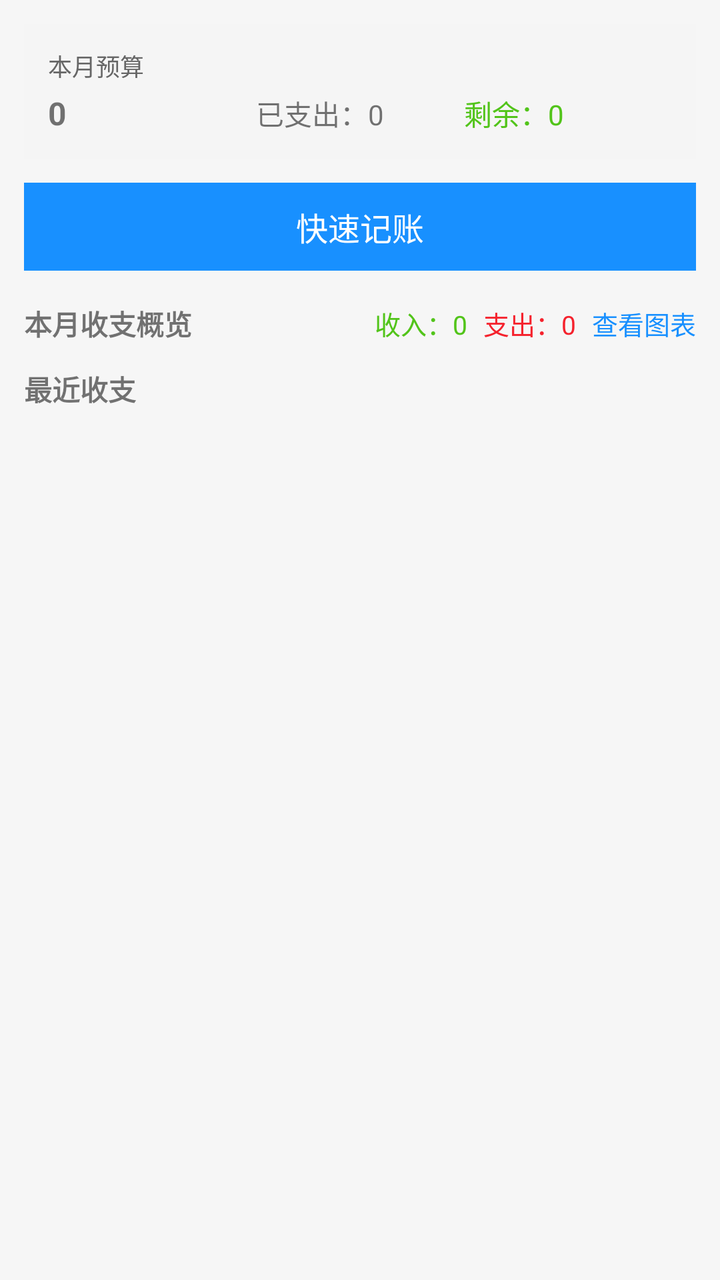
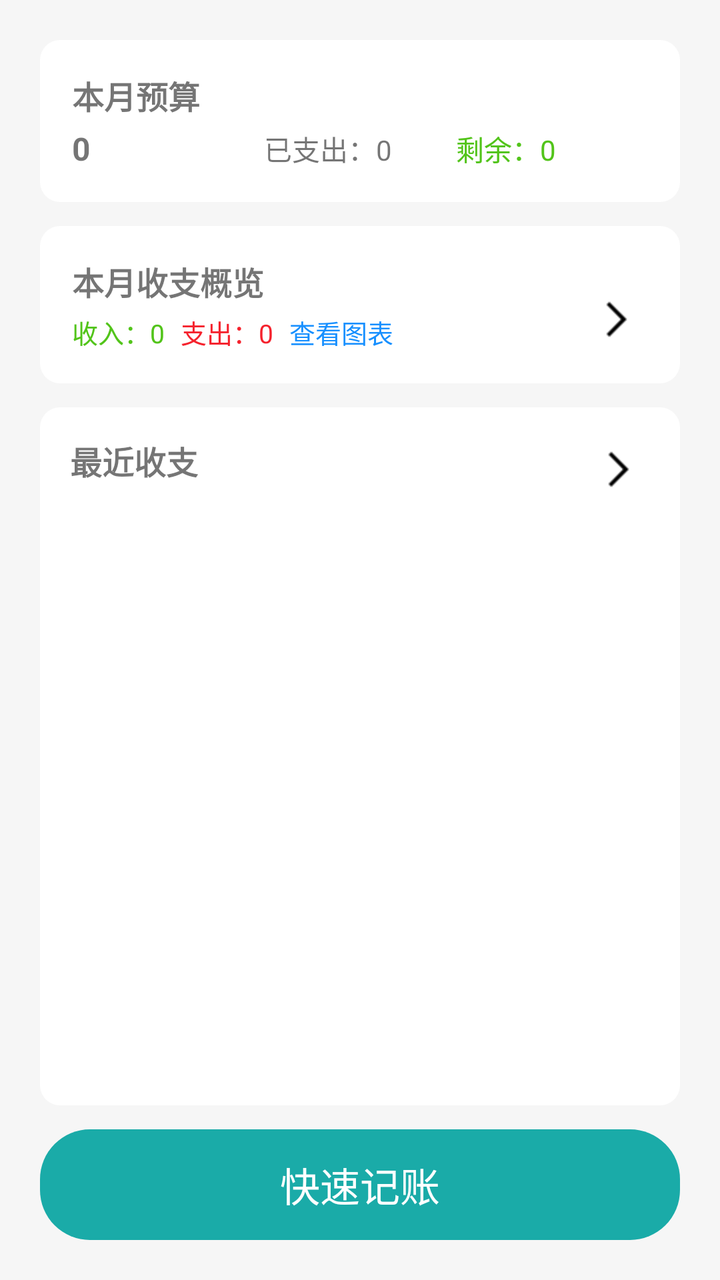

Two renders of the same Android screen: before a commit and after it. Below are the layout's source before the change and the commit's diff.
<!-- AndroidManifest.xml: application theme Theme.Note -->
<!-- res/layout/fragment_bill.xml -->
<?xml version="1.0" encoding="utf-8"?>
<layout xmlns:android="http://schemas.android.com/apk/res/android">

    <LinearLayout
        android:layout_width="match_parent"
        android:layout_height="match_parent"
        android:orientation="vertical"
        android:padding="12dp"
        android:background="@color/main_grey_bg">

        
        <LinearLayout
            android:id="@+id/layoutBudget"
            android:layout_width="match_parent"
            android:layout_height="wrap_content"
            android:orientation="vertical"
            android:background="#F5F5F5"
            android:padding="12dp"
            android:clickable="true"
            android:focusable="true">

            <TextView
                android:layout_width="wrap_content"
                android:layout_height="wrap_content"
                android:text="本月预算"
                android:textSize="12sp"
                android:textColor="#666666" />

            <LinearLayout
                android:layout_width="match_parent"
                android:layout_height="wrap_content"
                android:orientation="horizontal"
                android:layout_marginTop="4dp">

                <TextView
                    android:id="@+id/tvBudgetAmount"
                    android:layout_width="0dp"
                    android:layout_height="wrap_content"
                    android:layout_weight="1"
                    android:text="0"
                    android:textSize="16sp"
                    android:textStyle="bold" />

                <TextView
                    android:id="@+id/tvTotalSpend"
                    android:layout_width="0dp"
                    android:layout_height="wrap_content"
                    android:layout_weight="1"
                    android:text="已支出：0"
                    android:textSize="14sp" />

                <TextView
                    android:id="@+id/tvRemainAmount"
                    android:layout_width="0dp"
                    android:layout_height="wrap_content"
                    android:layout_weight="1"
                    android:text="剩余：0"
                    android:textSize="14sp"
                    android:textColor="#52C41A" />
            </LinearLayout>
        </LinearLayout>

        
        <TextView
            android:id="@+id/tvQuickAdd"
            android:layout_width="match_parent"
            android:layout_height="44dp"
            android:layout_marginTop="12dp"
            android:background="#1890FF"
            android:gravity="center"
            android:text="快速记账"
            android:textColor="@android:color/white"
            android:textSize="16sp" />

        
        <LinearLayout
            android:layout_width="match_parent"
            android:layout_height="wrap_content"
            android:orientation="horizontal"
            android:layout_marginTop="16dp"
            android:gravity="center_vertical">

            <TextView
                android:layout_width="0dp"
                android:layout_height="wrap_content"
                android:layout_weight="1"
                android:text="本月收支概览"
                android:textSize="14sp"
                android:textStyle="bold" />

            <TextView
                android:id="@+id/tvMonthIncome"
                android:layout_width="wrap_content"
                android:layout_height="wrap_content"
                android:text="收入：0"
                android:textSize="13sp"
                android:textColor="#52C41A" />

            <TextView
                android:id="@+id/tvMonthExpense"
                android:layout_width="wrap_content"
                android:layout_height="wrap_content"
                android:layout_marginStart="8dp"
                android:text="支出：0"
                android:textSize="13sp"
                android:textColor="#F5222D" />

            <TextView
                android:id="@+id/tvToChart"
                android:layout_width="wrap_content"
                android:layout_height="wrap_content"
                android:layout_marginStart="8dp"
                android:text="查看图表"
                android:textSize="13sp"
                android:textColor="#1890FF" />
        </LinearLayout>

        
        <TextView
            android:layout_width="wrap_content"
            android:layout_height="wrap_content"
            android:layout_marginTop="12dp"
            android:text="最近收支"
            android:textSize="14sp"
            android:textStyle="bold" />

        <FrameLayout
            android:layout_width="match_parent"
            android:layout_height="0dp"
            android:layout_weight="1"
            android:layout_marginTop="8dp">

            <androidx.recyclerview.widget.RecyclerView
                android:id="@+id/rvRecent"
                android:layout_width="match_parent"
                android:layout_height="match_parent"
                android:scrollbars="vertical" />

            <TextView
                android:id="@+id/tvEmptyBill"
                android:layout_width="wrap_content"
                android:layout_height="wrap_content"
                android:layout_gravity="center"
                android:text="暂无收支记录"
                android:textColor="#999999"
                android:textSize="14sp"
                android:visibility="gone" />
        </FrameLayout>

    </LinearLayout>
</layout>
<!-- resources referenced by this layout -->
<resources>
  <color name="main_grey_bg">#f6f6f6</color>
  <style name="Theme.Note" parent="Theme.AppCompat.Light.NoActionBar" />
</resources>

<!-- the commit's change to res/layout/fragment_bill.xml (unified diff, before → after) -->
@@ -1,11 +1,12 @@
 <?xml version="1.0" encoding="utf-8"?>
-<layout xmlns:android="http://schemas.android.com/apk/res/android">
+<layout xmlns:android="http://schemas.android.com/apk/res/android"
+    xmlns:app="http://schemas.android.com/apk/res-auto">
 
     <LinearLayout
         android:layout_width="match_parent"
         android:layout_height="match_parent"
         android:orientation="vertical"
-        android:padding="12dp"
+        android:padding="20dp"
         android:background="@color/main_grey_bg">
 
         
@@ -14,8 +15,8 @@
             android:layout_width="match_parent"
             android:layout_height="wrap_content"
             android:orientation="vertical"
-            android:background="#F5F5F5"
-            android:padding="12dp"
+            android:background="@drawable/bg_white_corner"
+            android:padding="16dp"
             android:clickable="true"
             android:focusable="true">
 
@@ -23,8 +24,8 @@
                 android:layout_width="wrap_content"
                 android:layout_height="wrap_content"
                 android:text="本月预算"
-                android:textSize="12sp"
-                android:textColor="#666666" />
+                android:textSize="16sp"
+                android:textStyle="bold" />
 
             <LinearLayout
                 android:layout_width="match_parent"
@@ -61,91 +62,144 @@
         </LinearLayout>
 
         
-        <TextView
-            android:id="@+id/tvQuickAdd"
-            android:layout_width="match_parent"
-            android:layout_height="44dp"
-            android:layout_marginTop="12dp"
-            android:background="#1890FF"
-            android:gravity="center"
-            android:text="快速记账"
-            android:textColor="@android:color/white"
-            android:textSize="16sp" />
-
-        
         <LinearLayout
             android:layout_width="match_parent"
             android:layout_height="wrap_content"
-            android:orientation="horizontal"
-            android:layout_marginTop="16dp"
-            android:gravity="center_vertical">
-
-            <TextView
-                android:layout_width="0dp"
-                android:layout_height="wrap_content"
-                android:layout_weight="1"
-                android:text="本月收支概览"
-                android:textSize="14sp"
-                android:textStyle="bold" />
-
-            <TextView
-                android:id="@+id/tvMonthIncome"
-                android:layout_width="wrap_content"
-                android:layout_height="wrap_content"
-                android:text="收入：0"
-                android:textSize="13sp"
-                android:textColor="#52C41A" />
-
-            <TextView
-                android:id="@+id/tvMonthExpense"
-                android:layout_width="wrap_content"
-                android:layout_height="wrap_content"
-                android:layout_marginStart="8dp"
-                android:text="支出：0"
-                android:textSize="13sp"
-                android:textColor="#F5222D" />
-
-            <TextView
-                android:id="@+id/tvToChart"
-                android:layout_width="wrap_content"
-                android:layout_height="wrap_content"
-                android:layout_marginStart="8dp"
-                android:text="查看图表"
-                android:textSize="13sp"
-                android:textColor="#1890FF" />
+            android:layout_marginTop="12dp"
+            android:orientation="vertical"
+            android:background="@drawable/bg_white_corner"
+            android:padding="16dp">
+
+            <androidx.constraintlayout.widget.ConstraintLayout
+                android:layout_width="match_parent"
+                android:layout_height="wrap_content"
+                android:orientation="horizontal"
+                android:gravity="center_vertical">
+
+                <TextView
+                    android:id="@+id/text2"
+                    android:layout_width="wrap_content"
+                    android:layout_height="wrap_content"
+                    android:text="本月收支概览"
+                    android:textSize="16sp"
+                    android:textStyle="bold"
+                    app:layout_constraintTop_toTopOf="parent"
+                    app:layout_constraintStart_toStartOf="parent"
+                    android:layout_marginBottom="4dp"/>
+
+                <TextView
+                    android:id="@+id/tvMonthIncome"
+                    android:layout_width="wrap_content"
+                    android:layout_height="wrap_content"
+                    android:text="收入：0"
+                    android:textSize="13sp"
+                    android:textColor="#52C41A"
+                    app:layout_constraintTop_toBottomOf="@id/text2"
+                    app:layout_constraintStart_toStartOf="parent"
+                    android:layout_marginTop="4dp"/>
+
+                <TextView
+                    android:id="@+id/tvMonthExpense"
+                    android:layout_width="wrap_content"
+                    android:layout_height="wrap_content"
+                    android:layout_marginStart="8dp"
+                    android:text="支出：0"
+                    android:textSize="13sp"
+                    android:textColor="#F5222D"
+                    app:layout_constraintTop_toBottomOf="@id/text2"
+                    app:layout_constraintStart_toEndOf="@+id/tvMonthIncome"
+                    android:layout_marginTop="4dp"/>
+
+                <TextView
+                    android:id="@+id/tvToChart"
+                    android:layout_width="wrap_content"
+                    android:layout_height="wrap_content"
+                    android:layout_marginStart="8dp"
+                    android:text="查看图表"
+                    android:textSize="13sp"
+                    android:textColor="#1890FF"
+                    app:layout_constraintTop_toBottomOf="@id/text2"
+                    app:layout_constraintStart_toEndOf="@id/tvMonthExpense"
+                    android:layout_marginTop="4dp"/>
+
+                <ImageView
+                    android:id="@+id/icon1"
+                    android:layout_width="wrap_content"
+                    android:layout_height="wrap_content"
+                    android:src="@mipmap/arrow_right_black"
+                    app:layout_constraintBottom_toBottomOf="@+id/tvToChart"
+                    app:layout_constraintEnd_toEndOf="parent"/>
+
+            </androidx.constraintlayout.widget.ConstraintLayout>
         </LinearLayout>
 
         
-        <TextView
-            android:layout_width="wrap_content"
-            android:layout_height="wrap_content"
-            android:layout_marginTop="12dp"
-            android:text="最近收支"
-            android:textSize="14sp"
-            android:textStyle="bold" />
-
-        <FrameLayout
+        <androidx.constraintlayout.widget.ConstraintLayout
+            android:id="@+id/constraint1"
             android:layout_width="match_parent"
             android:layout_height="0dp"
             android:layout_weight="1"
-            android:layout_marginTop="8dp">
-
-            <androidx.recyclerview.widget.RecyclerView
-                android:id="@+id/rvRecent"
-                android:layout_width="match_parent"
-                android:layout_height="match_parent"
-                android:scrollbars="vertical" />
+            android:layout_marginTop="12dp"
+            android:orientation="vertical"
+            android:background="@drawable/bg_white_corner"
+            android:padding="15dp"
+            android:layout_marginBottom="12dp">
 
             <TextView
-                android:id="@+id/tvEmptyBill"
+                android:id="@+id/text1"
                 android:layout_width="wrap_content"
                 android:layout_height="wrap_content"
-                android:layout_gravity="center"
-                android:text="暂无收支记录"
-                android:textColor="#999999"
-                android:textSize="14sp"
-                android:visibility="gone" />
-        </FrameLayout>
+                android:text="最近收支"
+                android:textSize="16sp"
+                android:textStyle="bold"
+                app:layout_constraintTop_toTopOf="parent"
+                app:layout_constraintStart_toStartOf="parent" />
+
+            <ImageView
+                android:id="@+id/icon2"
+                android:layout_width="wrap_content"
+                android:layout_height="wrap_content"
+                android:src="@mipmap/arrow_right_black"
+                app:layout_constraintTop_toTopOf="parent"
+                app:layout_constraintEnd_toEndOf="parent"/>
+
+            <FrameLayout
+                android:id="@+id/frame1"
+                android:layout_width="match_parent"
+                android:layout_height="0dp"
+                android:layout_weight="1"
+                android:layout_marginTop="8dp"
+                app:layout_constraintTop_toBottomOf="@+id/text1">
+
+                <androidx.recyclerview.widget.RecyclerView
+                    android:id="@+id/rvRecent"
+                    android:layout_width="match_parent"
+                    android:layout_height="match_parent"
+                    android:scrollbars="vertical" />
+
+                <TextView
+                    android:id="@+id/tvEmptyBill"
+                    android:layout_width="wrap_content"
+                    android:layout_height="wrap_content"
+                    android:layout_gravity="center"
+                    android:text="暂无收支记录"
+                    android:textColor="#999999"
+                    android:textSize="14sp"
+                    android:visibility="gone" />
+            </FrameLayout>
+        </androidx.constraintlayout.widget.ConstraintLayout>
+
+        
+            <TextView
+                android:id="@+id/tvQuickAdd"
+                android:layout_width="match_parent"
+                android:layout_height="wrap_content"
+                android:background="@drawable/bg_button"
+                android:gravity="center"
+                android:text="快速记账"
+                android:textColor="@color/white"
+                android:textSize="20sp"
+                android:paddingVertical="13dp" />
 
     </LinearLayout>
 </layout>
<!-- resource entries referenced after the edit -->
@@ -1,6 +1,28 @@
 <!-- resources referenced by this layout -->
 <resources>
   <color name="main_grey_bg">#f6f6f6</color>
+  <color name="white">#FFFFFF</color>
+  <!-- drawable bg_button (drawable) -->
+  <?xml version="1.0" encoding="utf-8"?>
+  <shape xmlns:android="http://schemas.android.com/apk/res/android">
+  
+      <corners android:radius="25dp"/>
+  
+      <solid android:color="@color/main_color"/>
+  </shape>
+  <!-- drawable bg_white_corner (drawable) -->
+  <?xml version="1.0" encoding="utf-8"?>
+  <shape xmlns:android="http://schemas.android.com/apk/res/android">
+  
+      <corners android:topLeftRadius="10dp"
+          android:topRightRadius="10dp"
+          android:bottomLeftRadius="10dp"
+          android:bottomRightRadius="10dp"/>
+  
+      <solid android:color="@color/white"/>
+  </shape>
+  <!-- mipmap arrow_right_black: png bitmap (mipmap-hdpi, 371 bytes) -->
   <style name="Theme.Note" parent="Theme.AppCompat.Light.NoActionBar" />
+  <color name="main_color">#1AABA8</color>
 </resources>
 
